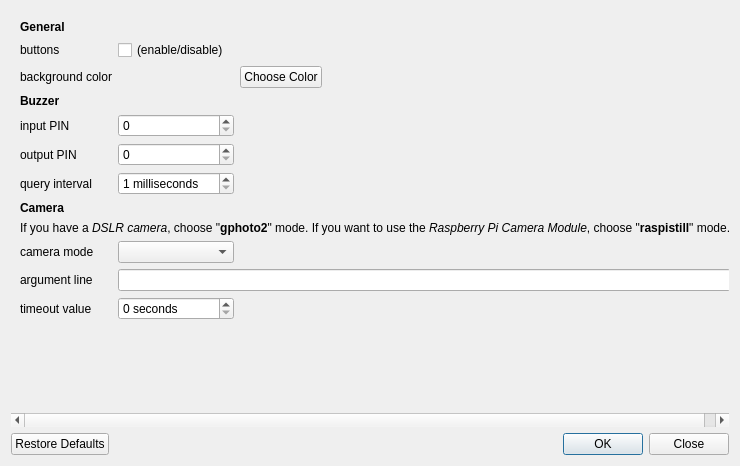
Before: the Qt Designer form preferences.ui in tomikais/fotobox, drawn with Qt 5.
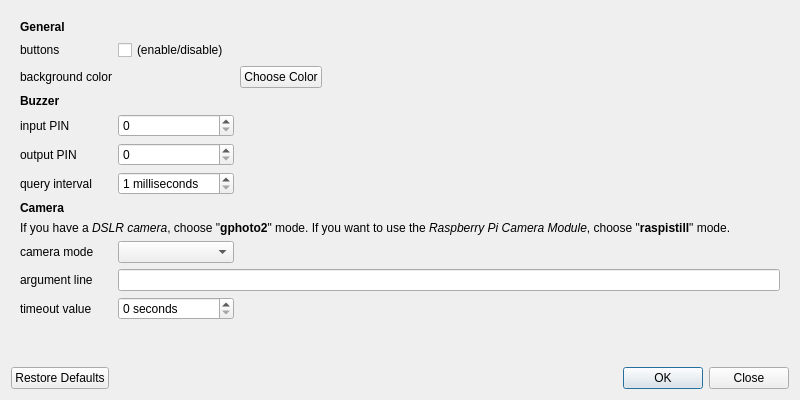
After: the same form once the commit is applied.

Patch:
```diff
--- a/preferences.ui
+++ b/preferences.ui
@@ -7,8 +7,8 @@
    <rect>
     <x>0</x>
     <y>0</y>
-    <width>740</width>
-    <height>466</height>
+    <width>800</width>
+    <height>400</height>
    </rect>
   </property>
   <property name="mouseTracking">
@@ -34,8 +34,8 @@
        <rect>
         <x>0</x>
         <y>0</y>
-        <width>828</width>
-        <height>402</height>
+        <width>782</width>
+        <height>353</height>
        </rect>
       </property>
       <property name="mouseTracking">
@@ -205,6 +205,9 @@
            <property name="styleSheet">
             <string notr="true">QLabel { color : red; }</string>
            </property>
+           <property name="wordWrap">
+            <bool>true</bool>
+           </property>
           </widget>
          </item>
          <item row="5" column="0">
@@ -271,6 +274,9 @@
            <property name="text">
             <string>&lt;html&gt;&lt;head/&gt;&lt;body&gt;&lt;p&gt;If you have a &lt;span style=&quot; font-style:italic;&quot;&gt;DSLR camera&lt;/span&gt;, choose &amp;quot;&lt;span style=&quot; font-weight:600;&quot;&gt;gphoto2&lt;/span&gt;&amp;quot; mode. If you want to use the &lt;span style=&quot; font-style:italic;&quot;&gt;Raspberry Pi Camera Module&lt;/span&gt;, choose &amp;quot;&lt;span style=&quot; font-weight:600;&quot;&gt;raspistill&lt;/span&gt;&amp;quot; mode.&lt;/p&gt;&lt;/body&gt;&lt;/html&gt;</string>
            </property>
+           <property name="wordWrap">
+            <bool>true</bool>
+           </property>
           </widget>
          </item>
         </layout>
```
